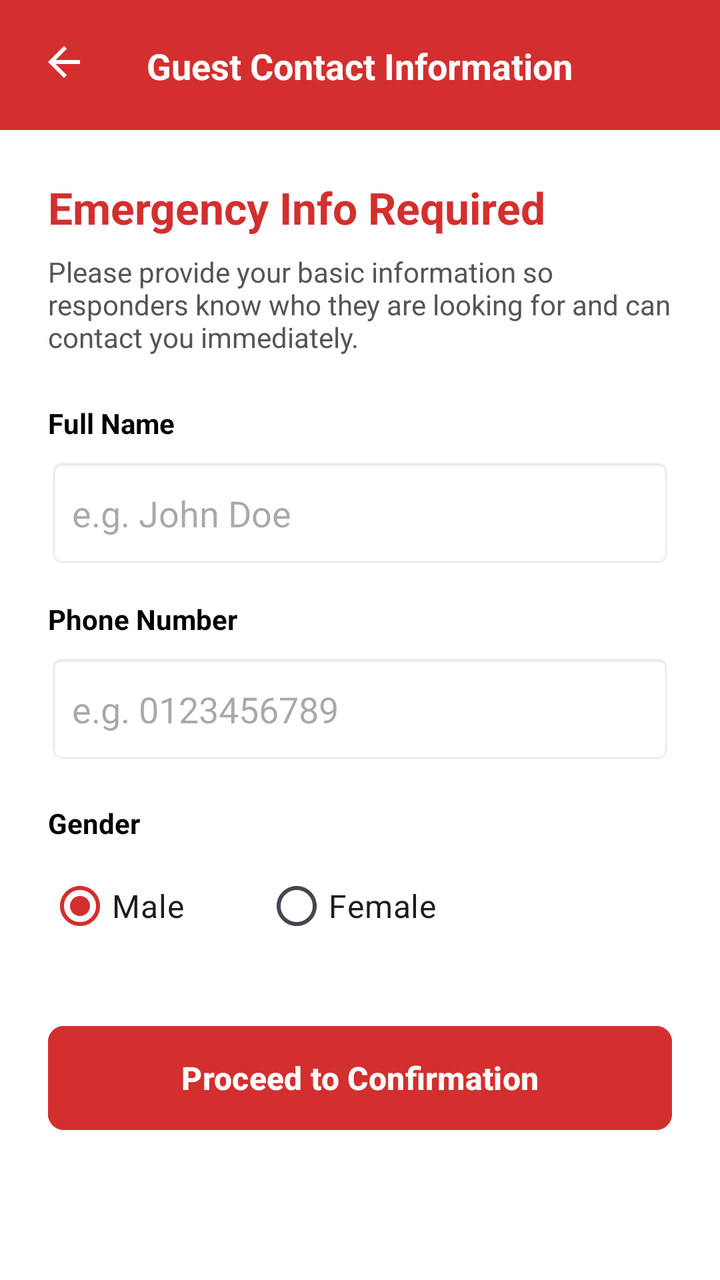
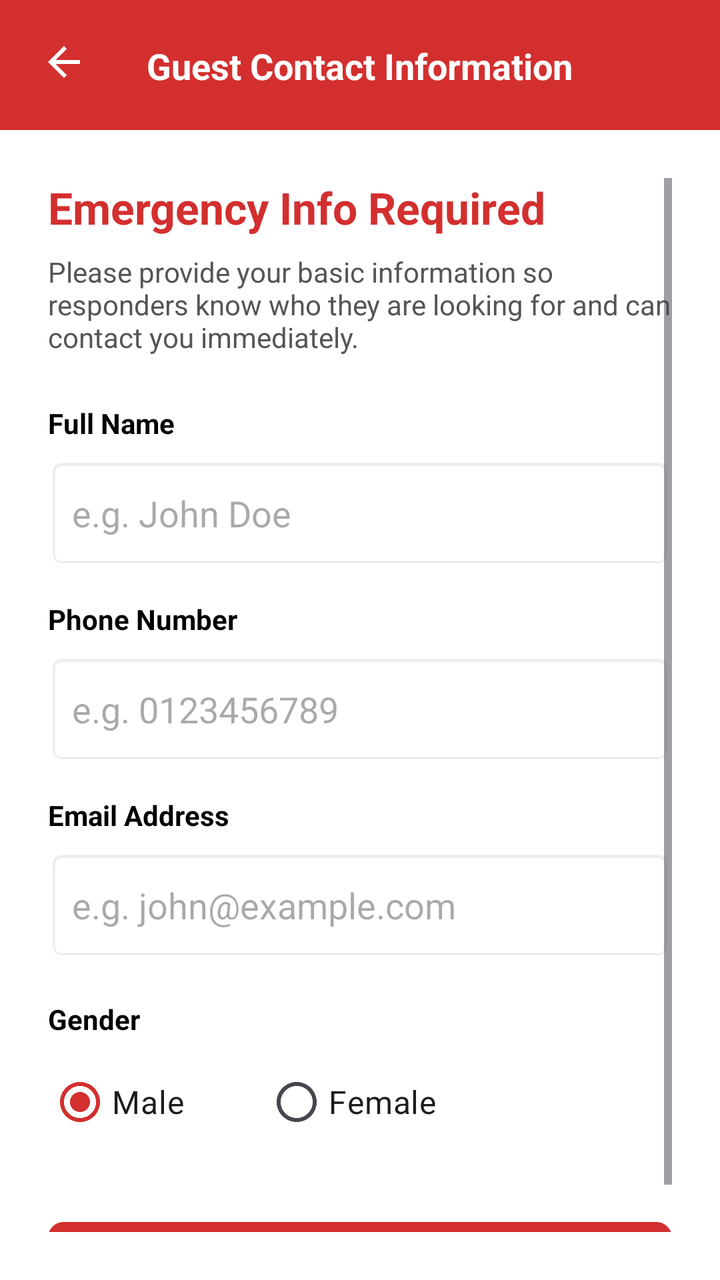

Two renders of the same Android screen: before a commit and after it. Below are the layout's source before the change and the commit's diff.
<!-- AndroidManifest.xml: application theme Theme.JERAPP -->
<!-- res/layout/activity_guest_info.xml -->
<?xml version="1.0" encoding="utf-8"?>
<LinearLayout xmlns:android="http://schemas.android.com/apk/res/android"
    xmlns:app="http://schemas.android.com/apk/res-auto"
    android:layout_width="match_parent"
    android:layout_height="match_parent"
    android:orientation="vertical"
    android:background="@android:color/white">

    <RelativeLayout
        android:layout_width="match_parent"
        android:layout_height="65dp"
        android:background="@color/primary"
        android:fitsSystemWindows="true">

        <ImageButton
            android:id="@+id/btnBack"
            android:layout_width="48dp"
            android:layout_height="48dp"
            android:layout_alignParentBottom="true"
            android:layout_marginBottom="10dp"
            android:layout_marginStart="8dp"
            android:background="?attr/selectableItemBackgroundBorderless"
            android:src="@drawable/ic_back"
            app:tint="@color/white" />

        <TextView
            android:layout_width="wrap_content"
            android:layout_height="wrap_content"
            android:layout_centerHorizontal="true"
            android:layout_alignParentBottom="true"
            android:layout_marginBottom="20dp"
            android:text="Guest Contact Information"
            android:textColor="@color/white"
            android:textSize="18sp"
            android:textStyle="bold" />
    </RelativeLayout>

    <ScrollView
        android:layout_width="match_parent"
        android:layout_height="match_parent"
        android:padding="24dp">

        <LinearLayout
            android:layout_width="match_parent"
            android:layout_height="wrap_content"
            android:orientation="vertical">

            <TextView
                android:layout_width="match_parent"
                android:layout_height="wrap_content"
                android:text="Emergency Info Required"
                android:textColor="#D32F2F"
                android:textSize="22sp"
                android:textStyle="bold"
                android:layout_marginBottom="8dp"/>

            <TextView
                android:layout_width="match_parent"
                android:layout_height="wrap_content"
                android:text="Please provide your basic information so responders know who they are looking for and can contact you immediately."
                android:textColor="#555555"
                android:textSize="14sp"
                android:layout_marginBottom="24dp"/>

            <TextView
                android:layout_width="match_parent"
                android:layout_height="wrap_content"
                android:text="Full Name"
                android:textStyle="bold"
                android:textColor="@android:color/black"
                android:layout_marginBottom="8dp"/>

            <EditText
                android:id="@+id/etGuestName"
                android:layout_width="match_parent"
                android:layout_height="55dp"
                android:background="@android:drawable/editbox_background"
                android:hint="e.g. John Doe"
                android:inputType="textPersonName"
                android:paddingLeft="12dp"
                android:layout_marginBottom="16dp"/>

            <TextView
                android:layout_width="match_parent"
                android:layout_height="wrap_content"
                android:text="Phone Number"
                android:textStyle="bold"
                android:textColor="@android:color/black"
                android:layout_marginBottom="8dp"/>

            <EditText
                android:id="@+id/etGuestPhone"
                android:layout_width="match_parent"
                android:layout_height="55dp"
                android:background="@android:drawable/editbox_background"
                android:hint="e.g. 0123456789"
                android:inputType="phone"
                android:paddingLeft="12dp"
                android:layout_marginBottom="20dp"/>

            <TextView
                android:layout_width="match_parent"
                android:layout_height="wrap_content"
                android:text="Gender"
                android:textStyle="bold"
                android:textColor="@android:color/black"
                android:layout_marginBottom="8dp"/>

            <RadioGroup
                android:id="@+id/rgGuestGender"
                android:layout_width="match_parent"
                android:layout_height="wrap_content"
                android:orientation="horizontal"
                android:layout_marginBottom="32dp">

                <RadioButton
                    android:id="@+id/rbMale"
                    android:layout_width="wrap_content"
                    android:layout_height="wrap_content"
                    android:text="Male"
                    android:textSize="16sp"
                    android:layout_marginRight="40dp"
                    android:checked="true"/>

                <RadioButton
                    android:id="@+id/rbFemale"
                    android:layout_width="wrap_content"
                    android:layout_height="wrap_content"
                    android:text="Female"
                    android:textSize="16sp"/>
            </RadioGroup>

            <Button
                android:id="@+id/btnProceedToConfirm"
                android:layout_width="match_parent"
                android:layout_height="60dp"
                android:text="Proceed to Confirmation"
                android:backgroundTint="@color/primary"
                android:textColor="@color/white"
                android:textSize="16sp"
                android:textStyle="bold"
                app:cornerRadius="8dp"/>

        </LinearLayout>
    </ScrollView>
</LinearLayout>
<!-- resources referenced by this layout -->
<resources>
  <color name="primary">#D32F2F</color>
  <color name="white">#FFFFFF</color>
  <!-- drawable ic_back (drawable) -->
  <vector
      xmlns:android="http://schemas.android.com/apk/res/android"
      android:autoMirrored="true"
      android:height="24dp"
      android:tint="#FFFFFF"
      android:viewportHeight="24"
      android:viewportWidth="24"
      android:width="24dp">
        
      <path
          android:fillColor="@android:color/white"
          android:pathData="M20,11H7.83l5.59,-5.59L12,4l-8,8 8,8 1.41,-1.41L7.83,13H20v-2z"/>
      
  </vector>
  <style name="Theme.JERAPP" parent="Theme.Material3.DayNight.NoActionBar">
          
          <item name="colorPrimary">@color/primary</item>
          <item name="android:statusBarColor">@color/primary</item>
  
          
          <item name="android:windowLightStatusBar">false</item>
  
          
          <item name="android:navigationBarColor">@color/background</item>
          <item name="android:windowLightNavigationBar">true</item>
      </style>
  <color name="background">#FFFBFF</color>
</resources>

<!-- the commit's change to res/layout/activity_guest_info.xml (unified diff, before → after) -->
@@ -96,6 +96,24 @@
                 android:hint="e.g. 0123456789"
                 android:inputType="phone"
                 android:paddingLeft="12dp"
+                android:layout_marginBottom="16dp"/>
+
+            <TextView
+                android:layout_width="match_parent"
+                android:layout_height="wrap_content"
+                android:text="Email Address"
+                android:textStyle="bold"
+                android:textColor="@android:color/black"
+                android:layout_marginBottom="8dp"/>
+
+            <EditText
+                android:id="@+id/etGuestEmail"
+                android:layout_width="match_parent"
+                android:layout_height="55dp"
+                android:background="@android:drawable/editbox_background"
+                android:hint="e.g. john@example.com"
+                android:inputType="textEmailAddress"
+                android:paddingLeft="12dp"
                 android:layout_marginBottom="20dp"/>
 
             <TextView
